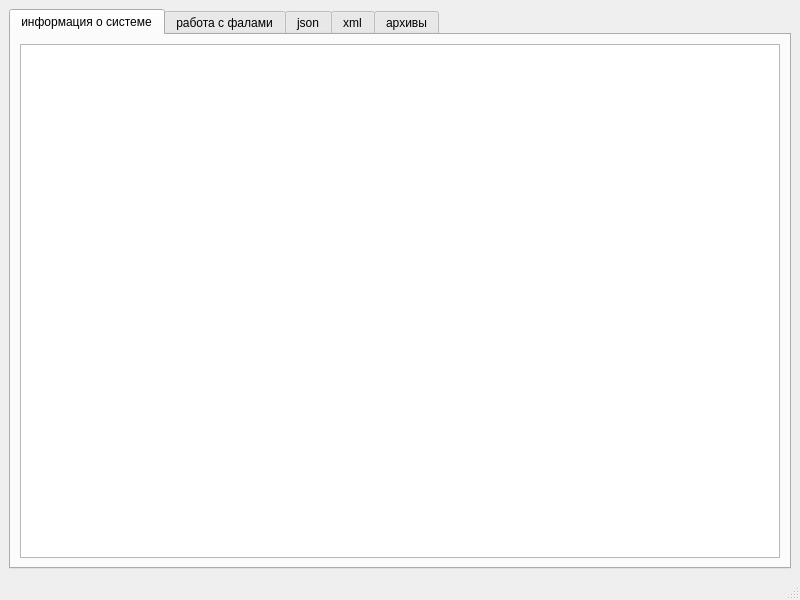
Old version of the form mainwindow.ui in the repository RefcharpN/files-and-system.
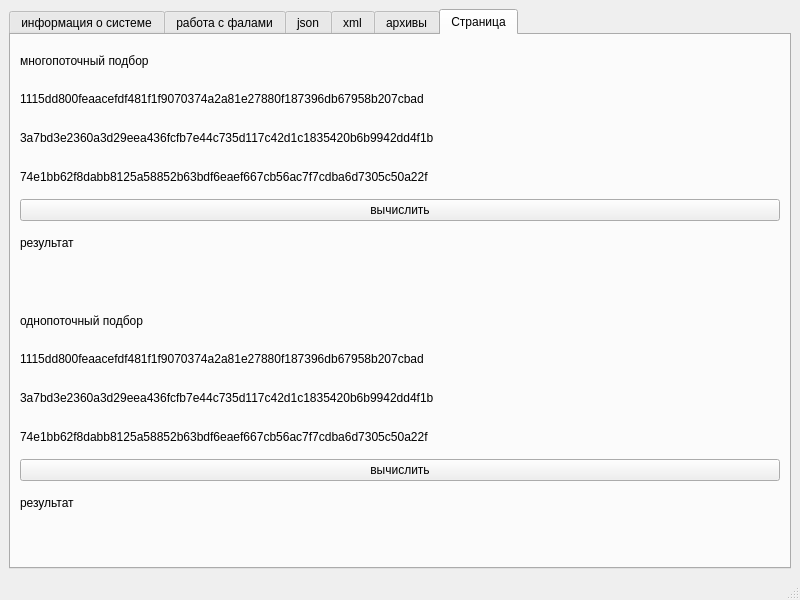
New version of the form.

Diff of the .ui file:
```diff
--- a/mainwindow.ui
+++ b/mainwindow.ui
@@ -14,11 +14,11 @@
    <string>MainWindow</string>
   </property>
   <widget class="QWidget" name="centralwidget">
-   <layout class="QGridLayout" name="gridLayout">
-    <item row="0" column="0">
+   <layout class="QVBoxLayout" name="verticalLayout_3">
+    <item>
      <widget class="QTabWidget" name="tabWidget">
       <property name="currentIndex">
-       <number>0</number>
+       <number>5</number>
       </property>
       <widget class="QWidget" name="tab">
        <attribute name="title">
@@ -241,6 +241,119 @@
         </item>
        </layout>
       </widget>
+      <widget class="QWidget" name="tab_6">
+       <attribute name="title">
+        <string>Страница</string>
+       </attribute>
+       <layout class="QVBoxLayout" name="verticalLayout_4">
+        <item>
+         <layout class="QVBoxLayout" name="verticalLayout_2">
+          <item>
+           <widget class="QLabel" name="label_20">
+            <property name="text">
+             <string>многопоточный подбор</string>
+            </property>
+           </widget>
+          </item>
+          <item>
+           <widget class="QLabel" name="label_15">
+            <property name="text">
+             <string>1115dd800feaacefdf481f1f9070374a2a81e27880f187396db67958b207cbad</string>
+            </property>
+           </widget>
+          </item>
+          <item>
+           <widget class="QLabel" name="label_16">
+            <property name="text">
+             <string>3a7bd3e2360a3d29eea436fcfb7e44c735d117c42d1c1835420b6b9942dd4f1b</string>
+            </property>
+           </widget>
+          </item>
+          <item>
+           <widget class="QLabel" name="label_17">
+            <property name="text">
+             <string>74e1bb62f8dabb8125a58852b63bdf6eaef667cb56ac7f7cdba6d7305c50a22f</string>
+            </property>
+           </widget>
+          </item>
+          <item>
+           <widget class="QPushButton" name="pushButton_15">
+            <property name="text">
+             <string>вычислить</string>
+            </property>
+           </widget>
+          </item>
+          <item>
+           <widget class="QLabel" name="label_18">
+            <property name="text">
+             <string>результат</string>
+            </property>
+           </widget>
+          </item>
+          <item>
+           <widget class="QLabel" name="label_19">
+            <property name="text">
+             <string/>
+            </property>
+           </widget>
+          </item>
+         </layout>
+        </item>
+        <item>
+         <layout class="QVBoxLayout" name="verticalLayout">
+          <item>
+           <widget class="QLabel" name="label_9">
+            <property name="text">
+             <string>однопоточный подбор</string>
+            </property>
+           </widget>
+          </item>
+          <item>
+           <widget class="QLabel" name="label_10">
+            <property name="text">
+             <string>1115dd800feaacefdf481f1f9070374a2a81e27880f187396db67958b207cbad</string>
+            </property>
+           </widget>
+          </item>
+          <item>
+           <widget class="QLabel" name="label_11">
+            <property name="text">
+             <string>3a7bd3e2360a3d29eea436fcfb7e44c735d117c42d1c1835420b6b9942dd4f1b</string>
+            </property>
+           </widget>
+          </item>
+          <item>
+           <widget class="QLabel" name="label_12">
+            <property name="text">
+             <string>74e1bb62f8dabb8125a58852b63bdf6eaef667cb56ac7f7cdba6d7305c50a22f</string>
+            </property>
+           </widget>
+          </item>
+          <item>
+           <widget class="QPushButton" name="pushButton_14">
+            <property name="text">
+             <string>вычислить</string>
+            </property>
+           </widget>
+          </item>
+          <item>
+           <widget class="QLabel" name="label_13">
+            <property name="text">
+             <string>результат</string>
+            </property>
+           </widget>
+          </item>
+          <item>
+           <widget class="QLabel" name="label_14">
+            <property name="text">
+             <string/>
+            </property>
+           </widget>
+          </item>
+         </layout>
+        </item>
+       </layout>
+      </widget>
      </widget>
     </item>
    </layout>
```
Left out of the diff: 2 changed lines with no effect on the pictures.
